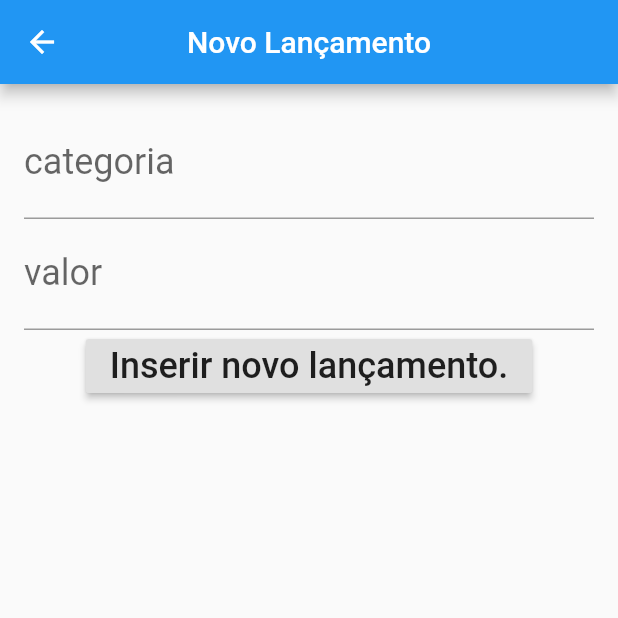
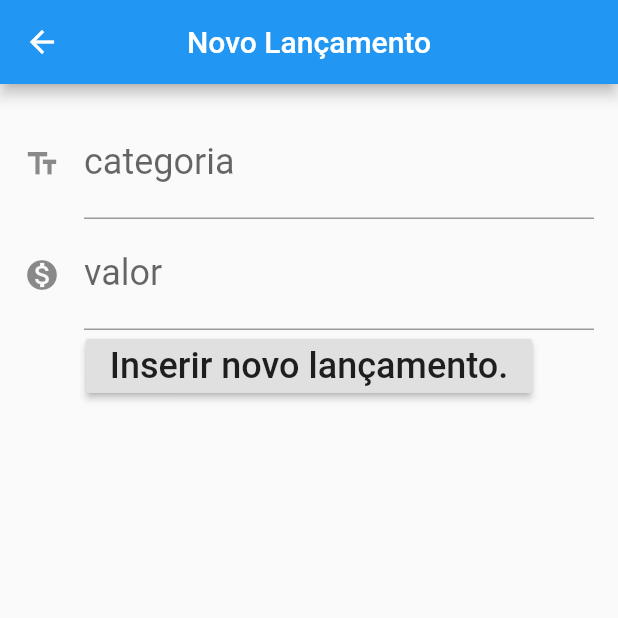
Before and after one commit to lvdamaceno/flutter_controle_monetario, a Flutter app: the FormLancamento screen opened directly, on a phone screen of 412 x 824 dp, the top half of it. Run offline on Flutter 3.47's test engine with Material 2 defaults, Android fonts, the phone set to English and light mode, and no system bars.

```diff
--- a/lib/main.dart
+++ b/lib/main.dart
@@ -75,10 +75,20 @@ class Lancamento {
   final double valor;
   final String categoria;
 
+  @override
+  String toString() {
+    return 'Lancamento {valor: $valor, categoria: $categoria}';
+  }
+
   Lancamento(this.valor, this.categoria);
 }
 
 class FormLancamento extends StatelessWidget {
+  final TextEditingController _contraladorCampoValor = TextEditingController();
+  final TextEditingController _controladorCampoCategoria =
+      TextEditingController();
+
+
   @override
   Widget build(BuildContext context) {
     return Scaffold(
@@ -90,19 +100,23 @@ class FormLancamento extends StatelessWidget {
           padding: const EdgeInsets.all(16.00),
           child: Column(children: <Widget>[
             TextFormField(
+              controller: _controladorCampoCategoria,
               style: TextStyle(
                 fontSize: 24.0,
               ),
               decoration: const InputDecoration(
+                icon: Icon(Icons.text_fields),
                 labelText: 'categoria',
                 hintText: 'Informe a despesa',
               ),
             ),
             TextFormField(
+              controller: _contraladorCampoValor,
               style: TextStyle(
                 fontSize: 24.0,
               ),
               decoration: const InputDecoration(
+                icon: Icon(Icons.monetization_on),
                 labelText: 'valor',
                 hintText: 'Informe o valor',
               ),
@@ -110,13 +124,21 @@ class FormLancamento extends StatelessWidget {
             ),
             RaisedButton(
               onPressed: () {
-                Navigator.pop(context);
+                final double valor = double.parse(_contraladorCampoValor.text);
+                final String categoria = _controladorCampoCategoria.text;
+                final Lancamento lancamento = new Lancamento(valor, categoria);
+                debugPrint("Lançamento inserido");
+                debugPrint("$lancamento");
               },
-              child: Text('Inserir novo lançamento.',
-                style:
-                TextStyle(fontSize: 24.0,),),
+              child: Text(
+                'Inserir novo lançamento.',
+                style: TextStyle(
+                  fontSize: 24.0,
+                ),
+              ),
             ),
           ])),
+
     );
   }
 }
```
